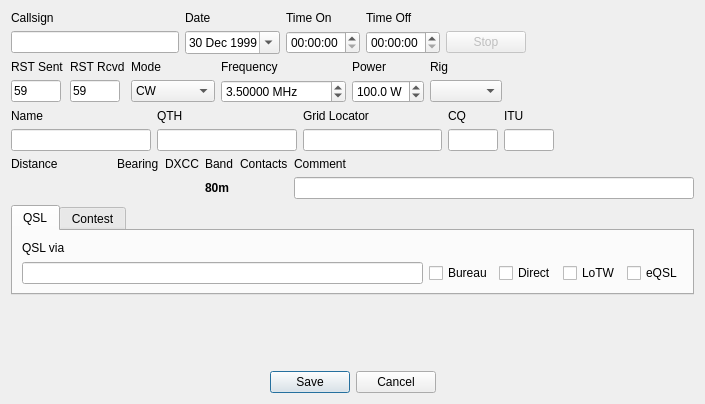
Qt form ui/newcontactwidget.ui (7h0ma5/OpenShack) before a commit.
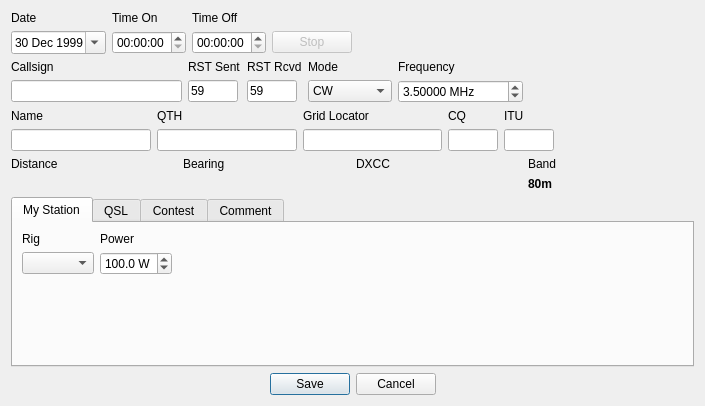
The same form after that commit.

Patch:
```diff
--- a/ui/newcontactwidget.ui
+++ b/ui/newcontactwidget.ui
@@ -7,7 +7,7 @@
     <x>0</x>
     <y>0</y>
     <width>705</width>
-    <height>404</height>
+    <height>406</height>
    </rect>
   </property>
   <property name="sizePolicy">
@@ -31,13 +31,6 @@
          </property>
         </widget>
        </item>
-       <item row="0" column="0">
-        <widget class="QLabel" name="callsignLabel">
-         <property name="text">
-          <string>Callsign</string>
-         </property>
-        </widget>
-       </item>
        <item row="1" column="2">
         <widget class="QTimeEdit" name="timeOnEdit">
          <property name="focusPolicy">
@@ -87,16 +80,6 @@
          </property>
         </widget>
        </item>
-       <item row="1" column="0">
-        <widget class="QLineEdit" name="callsignEdit">
-         <property name="font">
-          <font>
-           <weight>75</weight>
-           <bold>true</bold>
-          </font>
-         </property>
-        </widget>
-       </item>
        <item row="0" column="2">
         <widget class="QLabel" name="timeOnLabel">
          <property name="text">
@@ -111,7 +94,7 @@
          </property>
          <property name="dateTime">
           <datetime>
-           <hour>20</hour>
+           <hour>19</hour>
            <minute>0</minute>
            <second>0</second>
            <year>1999</year>
@@ -145,13 +128,20 @@
      <item>
       <layout class="QGridLayout" name="gridLayout_2">
        <item row="0" column="1">
+        <widget class="QLabel" name="rstSentLabel">
+         <property name="text">
+          <string>RST Sent</string>
+         </property>
+        </widget>
+       </item>
+       <item row="0" column="2">
         <widget class="QLabel" name="rstRcvdLabel">
          <property name="text">
           <string>RST Rcvd</string>
          </property>
         </widget>
        </item>
-       <item row="1" column="1">
+       <item row="1" column="2">
         <widget class="QLineEdit" name="rstRcvdEdit">
          <property name="sizePolicy">
           <sizepolicy hsizetype="Fixed" vsizetype="Fixed">
@@ -170,14 +160,7 @@
          </property>
         </widget>
        </item>
-       <item row="0" column="0">
-        <widget class="QLabel" name="rstSentLabel">
-         <property name="text">
-          <string>RST Sent</string>
-         </property>
-        </widget>
-       </item>
-       <item row="1" column="0">
+       <item row="1" column="1">
         <widget class="QLineEdit" name="rstSentEdit">
          <property name="sizePolicy">
           <sizepolicy hsizetype="Fixed" vsizetype="Fixed">
@@ -199,14 +182,14 @@
          </property>
         </widget>
        </item>
-       <item row="0" column="2">
+       <item row="0" column="3">
         <widget class="QLabel" name="modeLabel">
          <property name="text">
           <string>Mode</string>
          </property>
         </widget>
        </item>
-       <item row="1" column="2">
+       <item row="1" column="3">
         <widget class="QComboBox" name="modeEdit">
          <item>
           <property name="text">
@@ -340,14 +323,21 @@
          </item>
         </widget>
        </item>
-       <item row="0" column="3">
+       <item row="0" column="0">
+        <widget class="QLabel" name="callsignLabel">
+         <property name="text">
+          <string>Callsign</string>
+         </property>
+        </widget>
+       </item>
+       <item row="0" column="4">
         <widget class="QLabel" name="frequencyLabel">
          <property name="text">
           <string>Frequency</string>
          </property>
         </widget>
        </item>
-       <item row="1" column="3">
+       <item row="1" column="4">
         <widget class="QDoubleSpinBox" name="frequencyEdit">
          <property name="suffix">
           <string notr="true"> MHz</string>
@@ -366,40 +356,7 @@
          </property>
         </widget>
        </item>
-       <item row="0" column="4">
-        <widget class="QLabel" name="powerLabel">
-         <property name="text">
-          <string>Power</string>
-         </property>
-        </widget>
-       </item>
-       <item row="1" column="4">
-        <widget class="QDoubleSpinBox" name="powerEdit">
-         <property name="suffix">
-          <string> W</string>
-         </property>
-         <property name="decimals">
-          <number>1</number>
-         </property>
-         <property name="maximum">
-          <double>500.000000000000000</double>
-         </property>
-         <property name="value">
-          <double>100.000000000000000</double>
-         </property>
-        </widget>
-       </item>
        <item row="1" column="5">
-        <widget class="QComboBox" name="rigEdit"/>
-       </item>
-       <item row="0" column="5">
-        <widget class="QLabel" name="rigLabel">
-         <property name="text">
-          <string>Rig</string>
-         </property>
-        </widget>
-       </item>
-       <item row="1" column="6">
         <spacer name="horizontalSpacer_2">
          <property name="orientation">
           <enum>Qt::Horizontal</enum>
@@ -412,6 +369,16 @@
          </property>
         </spacer>
        </item>
+       <item row="1" column="0">
+        <widget class="QLineEdit" name="callsignEdit">
+         <property name="font">
+          <font>
+           <weight>75</weight>
+           <bold>true</bold>
+          </font>
+         </property>
+        </widget>
+       </item>
       </layout>
      </item>
      <item>
@@ -533,19 +500,6 @@
          </property>
         </widget>
        </item>
-       <item row="1" column="4">
-        <widget class="QLabel" name="contactInfo">
-         <property name="font">
-          <font>
-           <weight>75</weight>
-           <bold>true</bold>
-          </font>
-         </property>
-         <property name="text">
-          <string notr="true"/>
-         </property>
-        </widget>
-       </item>
        <item row="1" column="3">
         <widget class="QLabel" name="bandText">
          <property name="font">
@@ -572,19 +526,6 @@
          </property>
         </widget>
        </item>
-       <item row="0" column="4">
-        <widget class="QLabel" name="contactLabel">
-         <property name="font">
-          <font>
-           <weight>50</weight>
-           <bold>false</bold>
-          </font>
-         </property>
-         <property name="text">
-          <string>Contacts</string>
-         </property>
-        </widget>
-       </item>
        <item row="1" column="0">
         <widget class="QLabel" name="distanceInfo">
          <property name="minimumSize">
@@ -637,16 +578,6 @@
          </property>
         </widget>
        </item>
-       <item row="0" column="5">
-        <widget class="QLabel" name="commentLabel">
-         <property name="text">
-          <string>Comment</string>
-         </property>
-        </widget>
-       </item>
-       <item row="1" column="5">
-        <widget class="QLineEdit" name="commentEdit"/>
-       </item>
       </layout>
      </item>
      <item>
@@ -654,18 +585,88 @@
        <property name="currentIndex">
         <number>0</number>
        </property>
-       <widget class="QWidget" name="tab">
+       <widget class="QWidget" name="stationTab">
+        <attribute name="title">
+         <string>My Station</string>
+        </attribute>
+        <layout class="QGridLayout" name="gridLayout_9">
+         <item row="0" column="0">
+          <widget class="QLabel" name="rigLabel">
+           <property name="text">
+            <string>Rig</string>
+           </property>
+          </widget>
+         </item>
+         <item row="1" column="2">
+          <spacer name="horizontalSpacer_4">
+           <property name="orientation">
+            <enum>Qt::Horizontal</enum>
+           </property>
+           <property name="sizeHint" stdset="0">
+            <size>
+             <width>408</width>
+             <height>20</height>
+            </size>
+           </property>
+          </spacer>
+         </item>
+         <item row="6" column="0">
+          <spacer name="verticalSpacer_3">
+           <property name="orientation">
+            <enum>Qt::Vertical</enum>
+           </property>
+           <property name="sizeHint" stdset="0">
+            <size>
+             <width>20</width>
+             <height>40</height>
+            </size>
+           </property>
+          </spacer>
+         </item>
+         <item row="1" column="0">
+          <widget class="QComboBox" name="rigEdit"/>
+         </item>
+         <item row="1" column="1">
+          <widget class="QDoubleSpinBox" name="powerEdit">
+           <property name="suffix">
+            <string> W</string>
+           </property>
+           <property name="decimals">
+            <number>1</number>
+           </property>
+           <property name="maximum">
+            <double>500.000000000000000</double>
+           </property>
+           <property name="value">
+            <double>100.000000000000000</double>
+           </property>
+          </widget>
+         </item>
+         <item row="0" column="1">
+          <widget class="QLabel" name="powerLabel">
+           <property name="text">
+            <string>Power</string>
+           </property>
+          </widget>
+         </item>
+        </layout>
+       </widget>
+       <widget class="QWidget" name="qslTab">
         <attribute name="title">
          <string>QSL</string>
         </attribute>
         <layout class="QGridLayout" name="gridLayout_4">
-         <item row="1" column="0">
-          <widget class="QLineEdit" name="qslViaEdit"/>
+         <item row="1" column="4">
+          <widget class="QCheckBox" name="checkBox_4">
+           <property name="text">
+            <string>eQSL</string>
+           </property>
+          </widget>
          </item>
-         <item row="0" column="0">
-          <widget class="QLabel" name="qslViaLabel">
+         <item row="1" column="3">
+          <widget class="QCheckBox" name="checkBox_3">
            <property name="text">
-            <string>QSL via</string>
+            <string>LoTW</string>
            </property>
           </widget>
          </item>
@@ -676,6 +677,9 @@
            </property>
           </widget>
          </item>
+         <item row="1" column="0">
+          <widget class="QLineEdit" name="qslViaEdit"/>
+         </item>
          <item row="1" column="2">
           <widget class="QCheckBox" name="checkBox_2">
            <property name="text">
@@ -683,23 +687,29 @@
            </property>
           </widget>
          </item>
-         <item row="1" column="3">
-          <widget class="QCheckBox" name="checkBox_3">
+         <item row="0" column="0">
+          <widget class="QLabel" name="qslViaLabel">
            <property name="text">
-            <string>LoTW</string>
+            <string>QSL via</string>
            </property>
           </widget>
          </item>
-         <item row="1" column="4">
-          <widget class="QCheckBox" name="checkBox_4">
-           <property name="text">
-            <string>eQSL</string>
+         <item row="2" column="0" colspan="5">
+          <spacer name="verticalSpacer">
+           <property name="orientation">
+            <enum>Qt::Vertical</enum>
            </property>
-          </widget>
+           <property name="sizeHint" stdset="0">
+            <size>
+             <width>20</width>
+             <height>40</height>
+            </size>
+           </property>
+          </spacer>
          </item>
         </layout>
        </widget>
-       <widget class="QWidget" name="tab_2">
+       <widget class="QWidget" name="contactTab">
         <attribute name="title">
          <string>Contest</string>
         </attribute>
@@ -745,23 +755,39 @@
          <item row="3" column="4">
           <widget class="QLineEdit" name="lineEdit_2"/>
          </item>
+         <item row="4" column="0" colspan="5">
+          <spacer name="verticalSpacer_2">
+           <property name="orientation">
+            <enum>Qt::Vertical</enum>
+           </property>
+           <property name="sizeHint" stdset="0">
+            <size>
+             <width>20</width>
+             <height>40</height>
+            </size>
+           </property>
+          </spacer>
+         </item>
         </layout>
        </widget>
+       <widget class="QWidget" name="commentTab">
+        <attribute name="title">
+         <string>Comment</string>
+        </attribute>
+        <layout class="QFormLayout" name="formLayout">
+         <property name="fieldGrowthPolicy">
+          <enum>QFormLayout::AllNonFixedFieldsGrow</enum>
+         </property>
+         <item row="0" column="0" colspan="2">
+          <widget class="QPlainTextEdit" name="commentEdit"/>
+         </item>
+        </layout>
+        <zorder>verticalSpacer</zorder>
+        <zorder>verticalSpacer</zorder>
+        <zorder>commentEdit</zorder>
+       </widget>
       </widget>
      </item>
-     <item>
-      <spacer name="verticalSpacer">
-       <property name="orientation">
-        <enum>Qt::Vertical</enum>
-       </property>
-       <property name="sizeHint" stdset="0">
-        <size>
-         <width>20</width>
-         <height>28</height>
-        </size>
-       </property>
-      </spacer>
-     </item>
      <item>
       <widget class="QDialogButtonBox" name="buttonBox">
        <property name="enabled">
```
Left out of the diff: 22 changed lines with no effect on the pictures.
